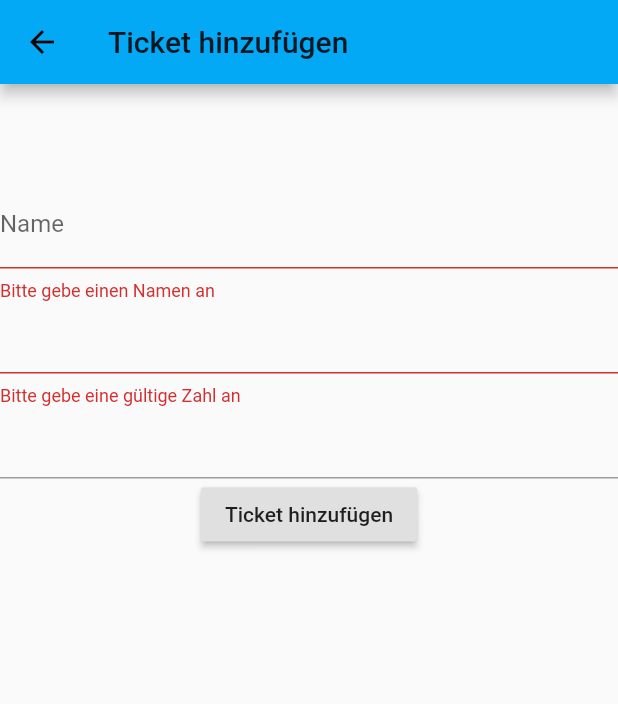
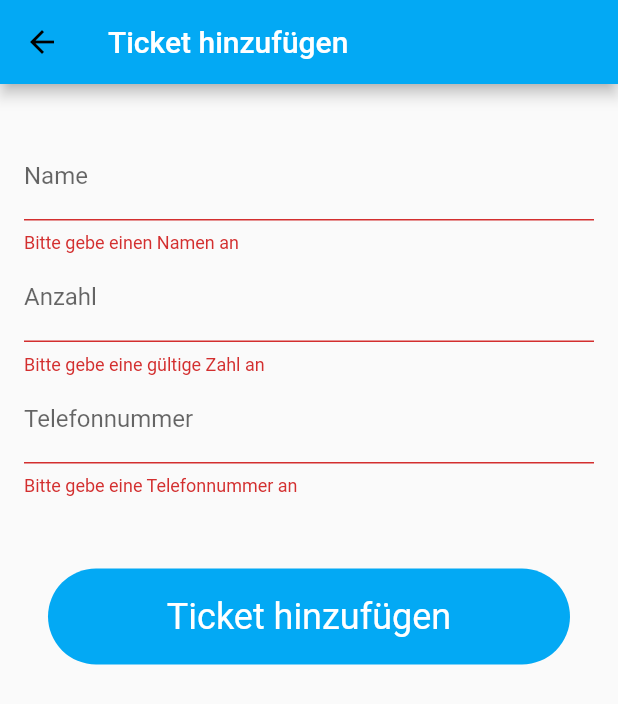
Before and after one commit to Butzlabben/snowwhite_manager_app, a Flutter app: the AddTicket screen opened by its route, after a tap on "Ticket hinzufügen", on a phone screen of 412 x 824 dp. Shown: the top 704 px of the screen. Run offline on Flutter 3.47's test engine with Material 2 defaults, Android fonts, the phone set to English and light mode, and no system bars; our stand-ins replace flutter_secure_storage; missing offline and left inert: barcode_scan; accounts and stored records are empty.

Commit message:
Added stuff

```diff
--- a/lib/add_ticket.dart
+++ /dev/null
@@ -1,67 +0,0 @@
-import 'package:flutter/material.dart';
-
-class AddTicket extends StatefulWidget {
-  @override
-  _AddTicketState createState() => _AddTicketState();
-}
-
-class _AddTicketState extends State<AddTicket> {
-  final key = GlobalKey<FormState>();
-  String name, number;
-  int amount;
-
-  @override
-  Widget build(BuildContext context) {
-    return Form(
-      key: key,
-      child: Scaffold(
-        appBar: AppBar(
-          title: Text('Ticket hinzufügen'),
-        ),
-        body: ListView(
-          children: <Widget>[
-            SizedBox(height: 64),
-            TextFormField(
-              onSaved: (val) => name = val.trim(),
-              validator: (val) =>
-                  val.isEmpty ? 'Bitte gebe einen Namen an' : null,
-              decoration: InputDecoration(labelText: 'Name'),
-            ),
-            TextFormField(
-              onSaved: (val) => amount = int.parse(val.trim()),
-              validator: (val) => int.tryParse(val.trim()) == null
-                  ? 'Bitte gebe eine gültige Zahl an'
-                  : null,
-              keyboardType: TextInputType.number,
-            ),
-            TextFormField(
-              onSaved: (val) => number = val,
-              validator: (val) =>
-                  number.isEmpty ? 'Bitte gebe eine Telefonnummer an' : null,
-              keyboardType: TextInputType.phone,
-            ),
-            Center(
-              child: RaisedButton(
-                onPressed: () => addTicket(),
-                child: Text('Ticket hinzufügen'),
-              ),
-            ),
-          ],
-        ),
-      ),
-    );
-  }
-
-  addTicket() async {
-    FormState state = key.currentState;
-    if (!state.validate()) return;
-    state.save();
-
-    Map<String, dynamic> result = await Navigator.pushNamed(context, '/verify');
-    if (result == null) return;
-    if (result['verified']) {
-      var pin = result['pin'];
-      // TODO save to database
-    }
-  }
-}
--- a/lib/home.dart
+++ /dev/null
@@ -1,27 +0,0 @@
-import 'package:flutter/material.dart';
-
-class HomeScreen extends StatefulWidget {
-  @override
-  _HomeScreenState createState() => _HomeScreenState();
-}
-
-class _HomeScreenState extends State<HomeScreen> {
-  @override
-  Widget build(BuildContext context) {
-    return Scaffold(
-      appBar: AppBar(
-        title: Text('Snowwhite Manager'),
-        actions: <Widget>[
-          IconButton(
-            icon: Icon(Icons.camera_alt),
-            onPressed: () => Navigator.pushNamed(context, '/scanTicket'),
-          ),
-        ],
-      ),
-      floatingActionButton: FloatingActionButton(
-        child: Icon(Icons.add),
-        onPressed: () => Navigator.pushNamed(context, '/addTicket'),
-      ),
-    );
-  }
-}
--- /dev/null
+++ b/lib/screens/add_ticket.dart
@@ -0,0 +1,76 @@
+import 'package:flutter/material.dart';
+import 'package:snowwhite_manager/api.dart' as prefix0;
+import 'package:snowwhite_manager/button.dart';
+
+class AddTicket extends StatefulWidget {
+  @override
+  _AddTicketState createState() => _AddTicketState();
+}
+
+class _AddTicketState extends State<AddTicket> {
+  final key = GlobalKey<FormState>();
+  String name, number;
+  int amount;
+
+  @override
+  Widget build(BuildContext context) {
+    return Form(
+      key: key,
+      child: Scaffold(
+        appBar: AppBar(
+          title:
+              Text('Ticket hinzufügen', style: TextStyle(color: Colors.white)),
+        ),
+        body: Padding(
+          padding: const EdgeInsets.all(16),
+          child: ListView(
+            children: <Widget>[
+              SizedBox(height: 16),
+              TextFormField(
+                onSaved: (val) => name = val.trim(),
+                validator: (val) =>
+                    val.isEmpty ? 'Bitte gebe einen Namen an' : null,
+                decoration: InputDecoration(labelText: 'Name'),
+              ),
+              TextFormField(
+                onSaved: (val) => amount = int.parse(val.trim()),
+                validator: (val) => int.tryParse(val.trim()) == null
+                    ? 'Bitte gebe eine gültige Zahl an'
+                    : null,
+                keyboardType: TextInputType.number,
+                decoration: InputDecoration(labelText: "Anzahl"),
+              ),
+              TextFormField(
+                onSaved: (val) => number = val,
+                validator: (val) =>
+                    val.isEmpty ? 'Bitte gebe eine Telefonnummer an' : null,
+                keyboardType: TextInputType.phone,
+                decoration: InputDecoration(labelText: "Telefonnummer"),
+              ),
+              SizedBox(height: 32),
+              Center(
+                child: Button.text(
+                  onTap: () => addTicket(),
+                  text: "Ticket hinzufügen",
+                ),
+              ),
+            ],
+          ),
+        ),
+      ),
+    );
+  }
+
+  addTicket() async {
+    FormState state = key.currentState;
+    if (!state.validate()) return;
+    state.save();
+
+    var res = await Navigator.pushNamed(context, '/verify');
+    Map result = res;
+    if (result.containsKey('pin')) {
+      await prefix0.addTicket(name, result['pin'], number, amount);
+      Navigator.pop(context);
+    }
+  }
+}
--- a/pubspec.yaml
+++ b/pubspec.yaml
@@ -14,7 +14,7 @@ description: A new Flutter project.
 version: 1.0.0+1
 
 environment:
-  sdk: ">=2.1.0 <3.0.0"
+  sdk: ">2.2.2 <3.0.0"
 
 dependencies:
   flutter:
@@ -22,6 +22,7 @@ dependencies:
 
   http: any
   flutter_secure_storage: any
+  barcode_scan: ^0.0.3
 
   # The following adds the Cupertino Icons font to your application.
   # Use with the CupertinoIcons class for iOS style icons.
```
Also changed, not shown: lib/api.dart (+73 -5 lines), lib/main.dart (+30 -7 lines), lib/scan_ticket.dart (deleted, +0 -13 lines), lib/screens/home.dart (added, +47 -0 lines), lib/screens/scan_ticket.dart (added, +61 -0 lines), lib/screens/ticket_list.dart (added, +13 -0 lines), lib/screens/verify.dart (renamed from lib/verify.dart, +6 -2 lines), pubspec.lock, 5 other files.
